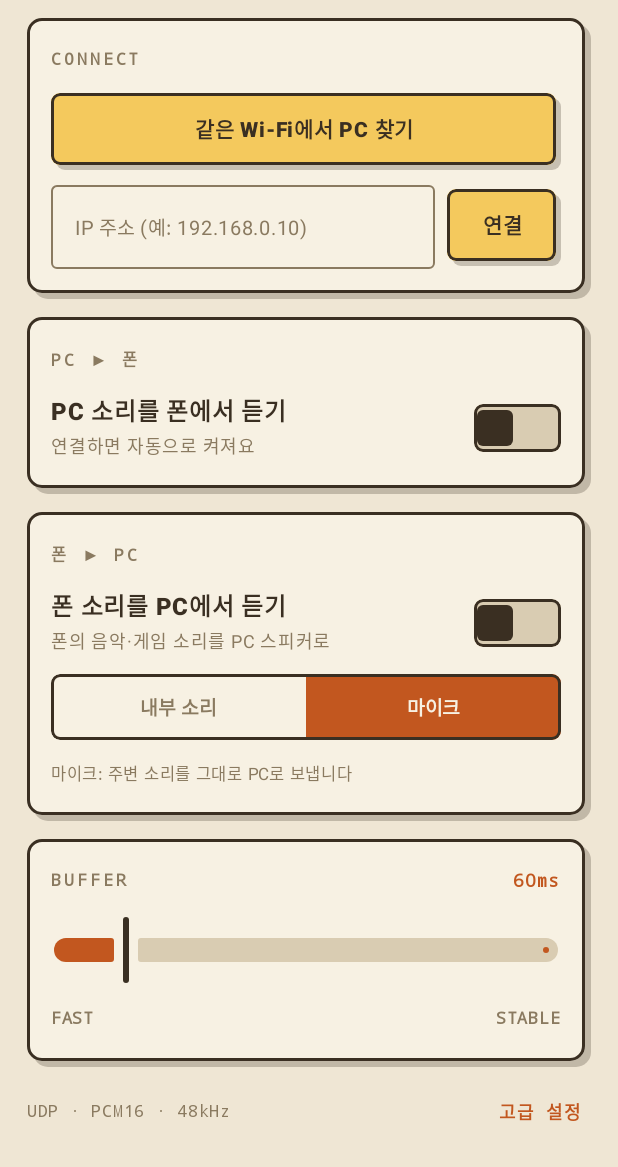
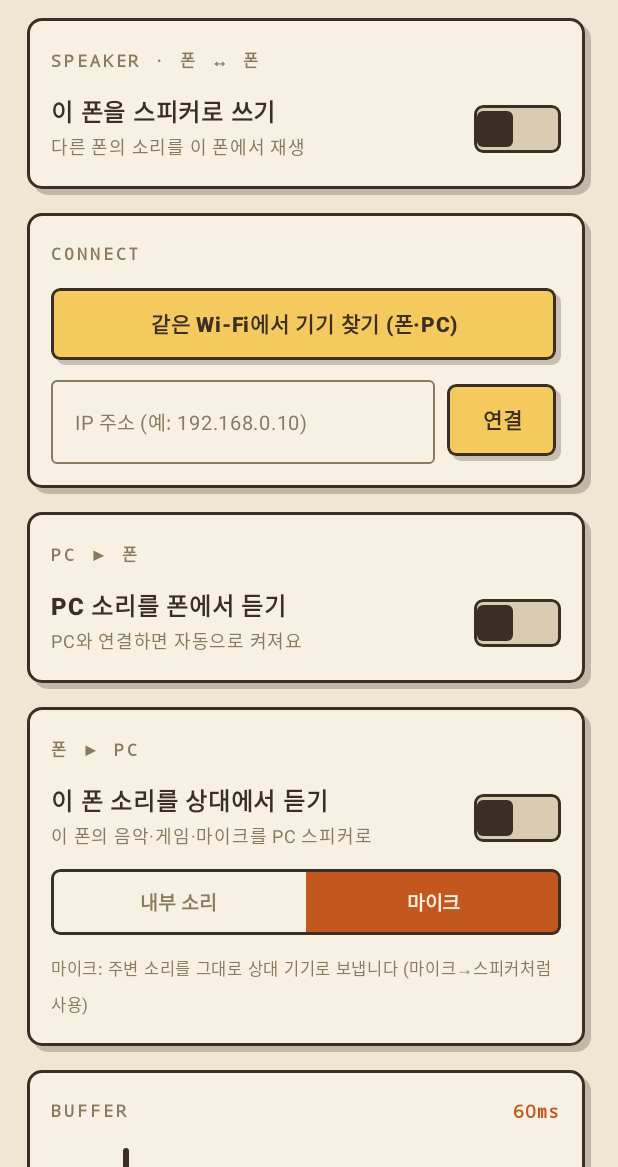
Before and after one commit to jykim5215/-, an Android app built with Jetpack Compose: the screen it shows after launch (MainActivity), on a phone screen of 412 x 824 dp, the part 69-1236 px from its top. Run offline under Robolectric (Android 15) with nearby library versions, the phone set to English and light mode, and no system bars.

Commit message:
v1.2: 폰↔폰 스피커 모드 (핵심 기능)
- 폰이 서버 역할 수행: DiscoveryResponder + ControlServer(모드B 수신 재생)
- ModeAPlayer에 TCP 서버 수신 추가, hello에 kind(pc/phone) 필드
- UI: '이 폰을 스피커로 쓰기' 카드, 상대가 폰이면 PC소리듣기 자동 비활성
- README: 폰↔폰 사용법(마이크→확성기 포함), PROTOCOL §6 폰 스피커 역할

Co-Authored-By: Claude Fable 5 <noreply@anthropic.com>
Claude-Session: https://claude.ai/code/session_016UewffEZer6cGWoN465FKk

```diff
--- a/audiobridge/android/app/src/main/java/app/audiobridge/BridgeState.kt
+++ b/audiobridge/android/app/src/main/java/app/audiobridge/BridgeState.kt
@@ -20,6 +20,14 @@ object BridgeState {
     val conn = MutableStateFlow(ConnState.DISCONNECTED)
     val peerName = MutableStateFlow<String?>(null)
     val peerHost = MutableStateFlow<String?>(null)
+    /** 연결된 상대 종류: "pc" 또는 "phone" (hello의 kind 필드) */
+    val peerKind = MutableStateFlow("pc")
+
+    // 스피커 모드 (이 폰이 다른 폰/PC의 스피커가 됨)
+    val speakerOn = MutableStateFlow(false)
+    val speakerPeer = MutableStateFlow<String?>(null)
+    val speakerPlaying = MutableStateFlow(false)
+    val speakerLevel = MutableStateFlow(0f)
 
     val modeA = MutableStateFlow(false)
     val modeB = MutableStateFlow(false)
--- a/audiobridge/android/app/src/main/java/app/audiobridge/MainActivity.kt
+++ b/audiobridge/android/app/src/main/java/app/audiobridge/MainActivity.kt
@@ -112,6 +112,11 @@ fun MainScreen() {
     val discovering by BridgeState.discovering.collectAsState()
     val peers by BridgeState.peers.collectAsState()
     val stats by BridgeState.stats.collectAsState()
+    val peerKind by BridgeState.peerKind.collectAsState()
+    val speakerOn by BridgeState.speakerOn.collectAsState()
+    val speakerPeer by BridgeState.speakerPeer.collectAsState()
+    val speakerPlaying by BridgeState.speakerPlaying.collectAsState()
+    val speakerLevel by BridgeState.speakerLevel.collectAsState()
 
     val update by BridgeState.update.collectAsState()
     val updateProgress by BridgeState.updateProgress.collectAsState()
@@ -185,7 +190,7 @@ fun MainScreen() {
             return
         }
         if (conn != ConnState.CONNECTED) {
-            BridgeState.notify("먼저 PC와 연결하세요")
+            BridgeState.notify("먼저 상대 기기와 연결하세요")
             return
         }
         val granted = ContextCompat.checkSelfPermission(context, Manifest.permission.RECORD_AUDIO) ==
@@ -265,6 +270,31 @@ fun MainScreen() {
                 }
             }
 
+            // 스피커 모드 카드 (이 폰이 다른 폰의 스피커가 됨)
+            RetroCard {
+                RetroLabel("SPEAKER · 폰 ↔ 폰")
+                Row(
+                    Modifier.fillMaxWidth(),
+                    horizontalArrangement = Arrangement.SpaceBetween,
+                    verticalAlignment = Alignment.CenterVertically,
+                ) {
+                    Column(Modifier.weight(1f)) {
+                        Text("이 폰을 스피커로 쓰기", fontWeight = FontWeight.ExtraBold, fontSize = 16.sp, color = Ink)
+                        Text(
+                            when {
+                                !speakerOn -> "다른 폰의 소리를 이 폰에서 재생"
+                                speakerPlaying -> "재생 중 — ${speakerPeer ?: "상대 기기"}"
+                                speakerPeer != null -> "연결됨: $speakerPeer"
+                                else -> "대기 중 — 상대 폰에서 '${(Build.MODEL ?: "이 폰").take(20)}' 선택"
+                            },
+                            fontSize = 12.sp, color = Sub,
+                        )
+                    }
+                    RetroSwitch(speakerOn) { BridgeEngine.setSpeakerMode(it) }
+                }
+                if (speakerPlaying) LevelMeter(speakerLevel)
+            }
+
             // 연결 카드
             RetroCard {
                 RetroLabel("CONNECT")
@@ -273,7 +303,7 @@ fun MainScreen() {
                     Text(peerHost ?: "", fontFamily = FontFamily.Monospace, fontSize = 12.sp, color = Sub)
                     RetroButton("연결 해제") { BridgeEngine.disconnect() }
                 } else {
-                    RetroButton(if (discovering) "찾는 중…" else "같은 Wi-Fi에서 PC 찾기", enabled = !discovering) {
+                    RetroButton(if (discovering) "찾는 중…" else "같은 Wi-Fi에서 기기 찾기 (폰·PC)", enabled = !discovering) {
                         BridgeEngine.discover()
                     }
                     peers.forEach { peer ->
@@ -332,7 +362,12 @@ fun MainScreen() {
                     Column(Modifier.weight(1f)) {
                         Text("PC 소리를 폰에서 듣기", fontWeight = FontWeight.ExtraBold, fontSize = 16.sp, color = Ink)
                         Text(
-                            if (modeA) "재생 중" else "연결하면 자동으로 켜져요",
+                            when {
+                                conn == ConnState.CONNECTED && peerKind == "phone" ->
+                                    "상대가 폰이라 이 방향은 사용하지 않아요"
+                                modeA -> "재생 중"
+                                else -> "PC와 연결하면 자동으로 켜져요"
+                            },
                             fontSize = 12.sp, color = Sub,
                         )
                     }
@@ -358,9 +393,14 @@ fun MainScreen() {
                     verticalAlignment = Alignment.CenterVertically,
                 ) {
                     Column(Modifier.weight(1f)) {
-                        Text("폰 소리를 PC에서 듣기", fontWeight = FontWeight.ExtraBold, fontSize = 16.sp, color = Ink)
+                        Text("이 폰 소리를 상대에서 듣기", fontWeight = FontWeight.ExtraBold, fontSize = 16.sp, color = Ink)
                         Text(
-                            if (modeBPending) "시작하는 중…" else "폰의 음악·게임 소리를 PC 스피커로",
+                            when {
+                                modeBPending -> "시작하는 중…"
+                                conn == ConnState.CONNECTED && peerKind == "phone" ->
+                                    "이 폰의 소리를 상대 폰 스피커로"
+                                else -> "이 폰의 음악·게임·마이크를 PC 스피커로"
+                            },
                             fontSize = 12.sp, color = Sub,
                         )
                     }
@@ -380,7 +420,7 @@ fun MainScreen() {
                     if (bSource == CaptureSource.INTERNAL)
                         "내부 소리: Android 10+ 필요, 일부 앱은 캡처를 차단합니다 (그 경우 마이크 사용)"
                     else
-                        "마이크: 주변 소리를 그대로 PC로 보냅니다",
+                        "마이크: 주변 소리를 그대로 상대 기기로 보냅니다 (마이크→스피커처럼 사용)",
                     fontSize = 11.sp, color = Sub,
                 )
                 if (modeB) LevelMeter(stats.levelB)
```
Also changed, not shown: audiobridge/android/app/src/main/java/app/audiobridge/BridgeEngine.kt (+73 -7 lines), audiobridge/android/app/src/main/java/app/audiobridge/audio/ModeAPlayer.kt (+37 -1 lines), audiobridge/android/app/src/main/java/app/audiobridge/net/ControlClient.kt (+5 -2 lines), audiobridge/android/app/src/main/java/app/audiobridge/net/ControlServer.kt (added, +204 -0 lines), audiobridge/android/app/src/main/java/app/audiobridge/net/DiscoveryResponder.kt (added, +51 -0 lines), 4 other files.
